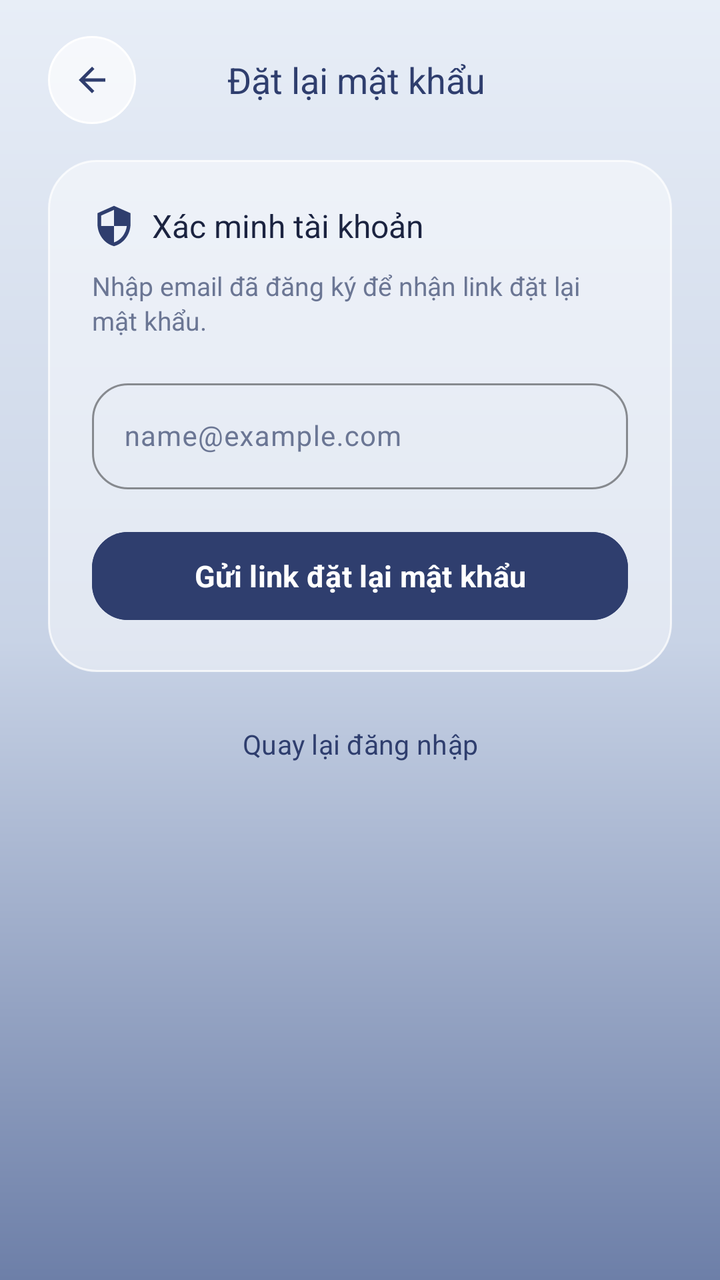
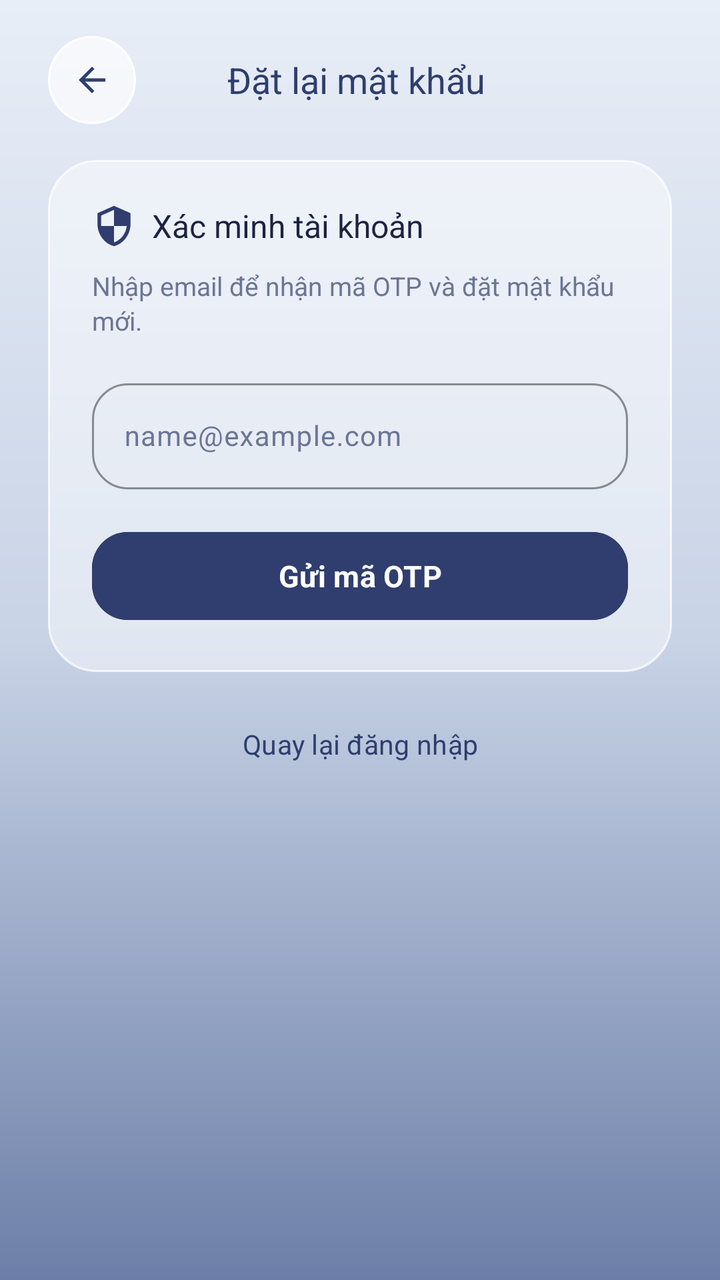

Two renders of the same Android screen: before a commit and after it. Below are the layout's source before the change and the commit's diff.
<!-- AndroidManifest.xml: application theme Theme.Final_term -->
<!-- res/layout/fragment_reset_password.xml -->
<?xml version="1.0" encoding="utf-8"?>
<ScrollView xmlns:android="http://schemas.android.com/apk/res/android"
    xmlns:app="http://schemas.android.com/apk/res-auto"
    android:layout_width="match_parent"
    android:layout_height="match_parent"
    android:background="@drawable/background_gradient"
    android:fillViewport="true">

    <LinearLayout
        android:layout_width="match_parent"
        android:layout_height="wrap_content"
        android:orientation="vertical"
        android:paddingStart="24dp"
        android:paddingTop="18dp"
        android:paddingEnd="24dp"
        android:paddingBottom="32dp">

        
        <LinearLayout
            android:layout_width="match_parent"
            android:layout_height="wrap_content"
            android:gravity="center_vertical"
            android:orientation="horizontal"
            android:paddingBottom="18dp">

            <FrameLayout
                android:id="@+id/reset_back_button"
                android:layout_width="44dp"
                android:layout_height="44dp"
                android:background="@drawable/circle_action_button"
                android:clickable="true"
                android:contentDescription="Quay lại"
                android:elevation="6dp"
                android:focusable="true">

                <ImageView
                    android:layout_width="20dp"
                    android:layout_height="20dp"
                    android:layout_gravity="center"
                    android:src="@drawable/ic_arrow_back"
                    app:tint="@color/navy" />
            </FrameLayout>

            <TextView
                android:layout_width="0dp"
                android:layout_height="wrap_content"
                android:layout_weight="1"
                android:fontFamily="sans-serif-bold"
                android:gravity="center"
                android:text="Đặt lại mật khẩu"
                android:textColor="@color/navy"
                android:textSize="18sp" />

            <Space android:layout_width="48dp" android:layout_height="1dp" />
        </LinearLayout>

        
        <LinearLayout
            android:id="@+id/reset_email_card"
            android:layout_width="match_parent"
            android:layout_height="wrap_content"
            android:background="@drawable/glass_panel_card"
            android:elevation="8dp"
            android:orientation="vertical"
            android:padding="22dp">

            <LinearLayout
                android:layout_width="match_parent"
                android:layout_height="wrap_content"
                android:gravity="center_vertical"
                android:orientation="horizontal"
                android:paddingBottom="10dp">

                <ImageView
                    android:layout_width="22dp"
                    android:layout_height="22dp"
                    android:src="@drawable/ic_shield"
                    app:tint="@color/navy" />

                <TextView
                    android:layout_width="wrap_content"
                    android:layout_height="wrap_content"
                    android:layout_marginStart="8dp"
                    android:fontFamily="sans-serif-bold"
                    android:text="Xác minh tài khoản"
                    android:textColor="@color/ink"
                    android:textSize="16sp" />
            </LinearLayout>

            <TextView
                android:layout_width="match_parent"
                android:layout_height="wrap_content"
                android:lineSpacingExtra="2dp"
                android:paddingBottom="16dp"
                android:text="Nhập email đã đăng ký để nhận link đặt lại mật khẩu."
                android:textColor="@color/ink_muted"
                android:textSize="13sp" />

            <com.google.android.material.textfield.TextInputLayout
                android:id="@+id/reset_email_layout"
                style="@style/Widget.Material3.TextInputLayout.OutlinedBox"
                android:layout_width="match_parent"
                android:layout_height="wrap_content"
                android:hint="@string/email_hint"
                app:boxCornerRadiusBottomEnd="18dp"
                app:boxCornerRadiusBottomStart="18dp"
                app:boxCornerRadiusTopEnd="18dp"
                app:boxCornerRadiusTopStart="18dp"
                app:boxStrokeColor="@color/navy"
                app:placeholderText="@string/email_hint">

                <com.google.android.material.textfield.TextInputEditText
                    android:id="@+id/reset_email_input"
                    android:layout_width="match_parent"
                    android:layout_height="wrap_content"
                    android:imeOptions="actionDone"
                    android:inputType="textEmailAddress"
                    android:textColor="@color/ink"
                    android:textSize="14sp" />
            </com.google.android.material.textfield.TextInputLayout>

            <com.google.android.material.button.MaterialButton
                android:id="@+id/reset_send_link_button"
                android:layout_width="match_parent"
                android:layout_height="52dp"
                android:layout_marginTop="16dp"
                android:backgroundTint="@color/navy"
                android:text="Gửi link đặt lại mật khẩu"
                android:textColor="@color/white"
                android:textSize="15sp"
                android:textStyle="bold"
                app:cornerRadius="18dp" />
        </LinearLayout>

        <TextView
            android:id="@+id/reset_confirmation"
            android:layout_width="match_parent"
            android:layout_height="wrap_content"
            android:layout_marginTop="12dp"
            android:accessibilityLiveRegion="polite"
            android:text="Nếu email này đã đăng ký, bạn sẽ nhận được link đặt lại mật khẩu. Hãy kiểm tra hộp thư và thư rác."
            android:textColor="@color/ink"
            android:visibility="gone" />

        <TextView
            android:id="@+id/reset_error_text"
            android:layout_width="match_parent"
            android:layout_height="wrap_content"
            android:layout_marginTop="14dp"
            android:background="@drawable/badge_status_danger"
            android:padding="12dp"
            android:textColor="@color/danger"
            android:textSize="12.5sp"
            android:visibility="gone" />

        <ProgressBar
            android:id="@+id/reset_progress"
            android:layout_width="wrap_content"
            android:layout_height="wrap_content"
            android:layout_gravity="center_horizontal"
            android:layout_marginTop="14dp"
            android:indeterminateTint="@color/navy"
            android:visibility="gone" />

        <com.google.android.material.button.MaterialButton
            android:id="@+id/reset_back_to_login_button"
            style="@style/Widget.Material3.Button.TextButton"
            android:layout_width="match_parent"
            android:layout_height="wrap_content"
            android:layout_marginTop="12dp"
            android:text="Quay lại đăng nhập"
            android:textColor="@color/navy"
            android:textSize="13.5sp" />

    </LinearLayout>
</ScrollView>
<!-- resources referenced by this layout -->
<resources>
  <color name="danger">#FFD8475F</color>
  <color name="ink">#FF1B2340</color>
  <color name="ink_muted">#FF6B7694</color>
  <color name="navy">#FF2F3E6E</color>
  <color name="white">#FFFFFFFF</color>
  <!-- drawable background_gradient (drawable) -->
  <?xml version="1.0" encoding="utf-8"?>
  <shape xmlns:android="http://schemas.android.com/apk/res/android">
      <gradient
          android:angle="270"
          android:startColor="#FFE8EEF7"
          android:centerColor="#FFC8D3E6"
          android:endColor="#FF6D7FA8"
          android:type="linear" />
  </shape>
  <!-- drawable badge_status_danger (drawable) -->
  <?xml version="1.0" encoding="utf-8"?>
  <shape xmlns:android="http://schemas.android.com/apk/res/android">
      <corners android:radius="12dp" />
      <solid android:color="@color/danger_bg" />
      <stroke
          android:width="1dp"
          android:color="#4DD8475F" />
  </shape>
  <!-- drawable circle_action_button (drawable) -->
  <?xml version="1.0" encoding="utf-8"?>
  <ripple xmlns:android="http://schemas.android.com/apk/res/android"
      android:color="@color/glass_card_pressed">
      <item>
          <shape android:shape="oval">
              <solid android:color="@color/glass_circle_btn" />
              <stroke
                  android:width="1dp"
                  android:color="@color/white" />
          </shape>
      </item>
  </ripple>
  <!-- drawable glass_panel_card (drawable) -->
  <?xml version="1.0" encoding="utf-8"?>
  <ripple xmlns:android="http://schemas.android.com/apk/res/android"
      android:color="@color/glass_card_pressed">
      <item>
          <shape android:shape="rectangle">
              <corners android:radius="24dp" />
              <solid android:color="@color/glass_card" />
              <stroke
                  android:width="1dp"
                  android:color="@color/glass_border" />
          </shape>
      </item>
  </ripple>
  <!-- drawable ic_arrow_back (drawable) -->
  <vector xmlns:android="http://schemas.android.com/apk/res/android"
      android:width="24dp"
      android:height="24dp"
      android:viewportWidth="24"
      android:viewportHeight="24">
      <path
          android:fillColor="@color/ink"
          android:pathData="M20,11H7.83l5.59,-5.59L12,4l-8,8 8,8 1.41,-1.41L7.83,13H20v-2z" />
  </vector>
  <!-- drawable ic_shield (drawable) -->
  <vector xmlns:android="http://schemas.android.com/apk/res/android"
      android:width="24dp"
      android:height="24dp"
      android:viewportWidth="24"
      android:viewportHeight="24">
      <path
          android:fillColor="@color/navy"
          android:pathData="M12,1L3,5v6c0,5.55 3.84,10.74 9,12 5.16,-1.26 9,-6.45 9,-12V5l-9,-4zm0,10.99h7c-0.53,4.12 -3.28,7.79 -7,8.94V12H5V6.3l7,-3.11v8.8z" />
  </vector>
  <string name="email_hint">name@example.com</string>
  <style name="Theme.Final_term" parent="Base.Theme.Final_term" />
  <color name="danger_bg">#26D8475F</color>
  <color name="glass_card_pressed">#8AFFFFFF</color>
  <color name="glass_circle_btn">#A6FFFFFF</color>
  <color name="glass_card">#73FFFFFF</color>
  <color name="glass_border">#BFFFFFFF</color>
  <color name="slate_blue">#FF5A6C99</color>
  <color name="bg_mist">#FFF4F6FA</color>
  <color name="bg_slate_soft">#FFB9C4DC</color>
  <color name="ink_faint">#FF9AA4BC</color>
  <style name="NimbusSpinnerStyle" parent="Widget.AppCompat.Spinner">
          <item name="android:popupBackground">@drawable/bg_nimbus_dropdown_popup</item>
          <item name="android:dropDownVerticalOffset">6dp</item>
      </style>
  <color name="bg_slate">#FF8D9CC0</color>
  <!-- drawable bg_nimbus_dropdown_popup (drawable) -->
  <?xml version="1.0" encoding="utf-8"?>
  <shape xmlns:android="http://schemas.android.com/apk/res/android"
      android:shape="rectangle">
      <solid android:color="@color/glass_sheet" />
      <corners android:radius="18dp" />
      <stroke
          android:width="1dp"
          android:color="@color/glass_border" />
  </shape>
  <color name="glass_sheet">#F2FFFFFF</color>
  <!-- unchanged entries left out for length: 3 -->
</resources>

<!-- the commit's change to res/layout/fragment_reset_password.xml (unified diff, before → after) -->
@@ -92,7 +92,7 @@
                 android:layout_height="wrap_content"
                 android:lineSpacingExtra="2dp"
                 android:paddingBottom="16dp"
-                android:text="Nhập email đã đăng ký để nhận link đặt lại mật khẩu."
+                android:text="Nhập email để nhận mã OTP và đặt mật khẩu mới."
                 android:textColor="@color/ink_muted"
                 android:textSize="13sp" />
 
@@ -120,27 +120,91 @@
             </com.google.android.material.textfield.TextInputLayout>
 
             <com.google.android.material.button.MaterialButton
-                android:id="@+id/reset_send_link_button"
+                android:id="@+id/reset_send_code_button"
                 android:layout_width="match_parent"
                 android:layout_height="52dp"
                 android:layout_marginTop="16dp"
                 android:backgroundTint="@color/navy"
-                android:text="Gửi link đặt lại mật khẩu"
+                android:text="Gửi mã OTP"
                 android:textColor="@color/white"
                 android:textSize="15sp"
                 android:textStyle="bold"
                 app:cornerRadius="18dp" />
         </LinearLayout>
 
-        <TextView
-            android:id="@+id/reset_confirmation"
-            android:layout_width="match_parent"
-            android:layout_height="wrap_content"
-            android:layout_marginTop="12dp"
-            android:accessibilityLiveRegion="polite"
-            android:text="Nếu email này đã đăng ký, bạn sẽ nhận được link đặt lại mật khẩu. Hãy kiểm tra hộp thư và thư rác."
-            android:textColor="@color/ink"
-            android:visibility="gone" />
+        
+        <LinearLayout
+            android:id="@+id/reset_password_card"
+            android:layout_width="match_parent"
+            android:layout_height="wrap_content"
+            android:layout_marginTop="16dp"
+            android:background="@drawable/glass_panel_card"
+            android:elevation="8dp"
+            android:orientation="vertical"
+            android:padding="22dp"
+            android:visibility="gone">
+
+            <com.google.android.material.textfield.TextInputLayout
+                android:id="@+id/reset_new_password_layout"
+                style="@style/Widget.Material3.TextInputLayout.OutlinedBox"
+                android:layout_width="match_parent"
+                android:layout_height="wrap_content"
+                android:hint="Mật khẩu mới"
+                app:boxCornerRadiusBottomEnd="18dp"
+                app:boxCornerRadiusBottomStart="18dp"
+                app:boxCornerRadiusTopEnd="18dp"
+                app:boxCornerRadiusTopStart="18dp"
+                app:boxStrokeColor="@color/navy"
+                app:endIconMode="password_toggle">
+
+                <com.google.android.material.textfield.TextInputEditText
+                    android:id="@+id/reset_new_password_input"
+                    android:saveEnabled="false"
+                    android:layout_width="match_parent"
+                    android:layout_height="wrap_content"
+                    android:imeOptions="actionNext"
+                    android:inputType="textPassword"
+                    android:textColor="@color/ink"
+                    android:textSize="14sp" />
+            </com.google.android.material.textfield.TextInputLayout>
+
+            <com.google.android.material.textfield.TextInputLayout
+                android:id="@+id/reset_confirm_password_layout"
+                style="@style/Widget.Material3.TextInputLayout.OutlinedBox"
+                android:layout_width="match_parent"
+                android:layout_height="wrap_content"
+                android:layout_marginTop="12dp"
+                android:hint="Nhập lại mật khẩu mới"
+                app:boxCornerRadiusBottomEnd="18dp"
+                app:boxCornerRadiusBottomStart="18dp"
+                app:boxCornerRadiusTopEnd="18dp"
+                app:boxCornerRadiusTopStart="18dp"
+                app:boxStrokeColor="@color/navy"
+                app:endIconMode="password_toggle">
+
+                <com.google.android.material.textfield.TextInputEditText
+                    android:id="@+id/reset_confirm_password_input"
+                    android:saveEnabled="false"
+                    android:layout_width="match_parent"
+                    android:layout_height="wrap_content"
+                    android:imeOptions="actionDone"
+                    android:inputType="textPassword"
+                    android:textColor="@color/ink"
+                    android:textSize="14sp" />
+            </com.google.android.material.textfield.TextInputLayout>
+
+            <com.google.android.material.button.MaterialButton
+                android:id="@+id/reset_submit_button"
+                android:layout_width="match_parent"
+                android:layout_height="52dp"
+                android:layout_marginTop="18dp"
+                android:backgroundTint="@color/navy"
+                android:text="Xác nhận đổi mật khẩu"
+                android:textColor="@color/white"
+                android:textSize="15sp"
+                android:textStyle="bold"
+                app:cornerRadius="18dp" />
+        </LinearLayout>
 
         <TextView
             android:id="@+id/reset_error_text"
